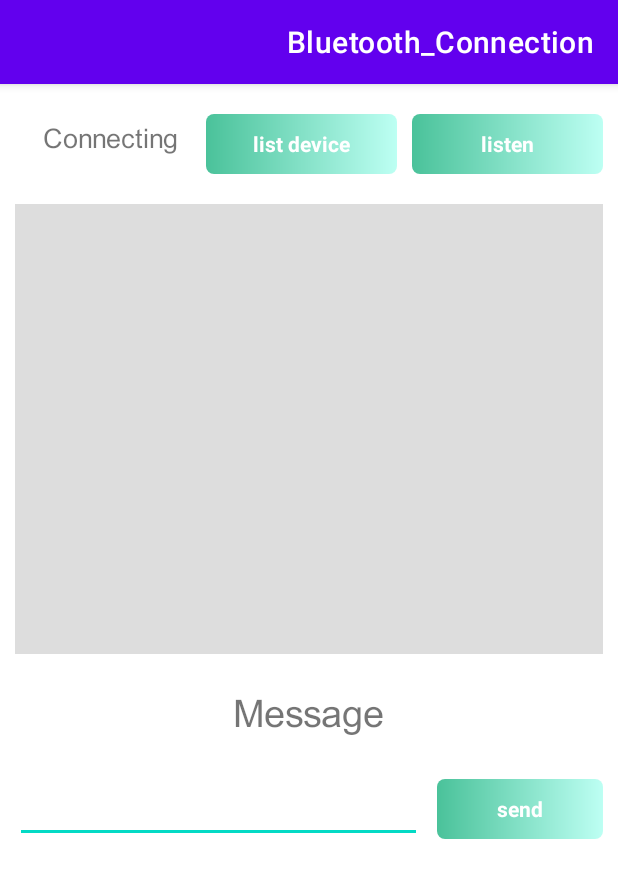
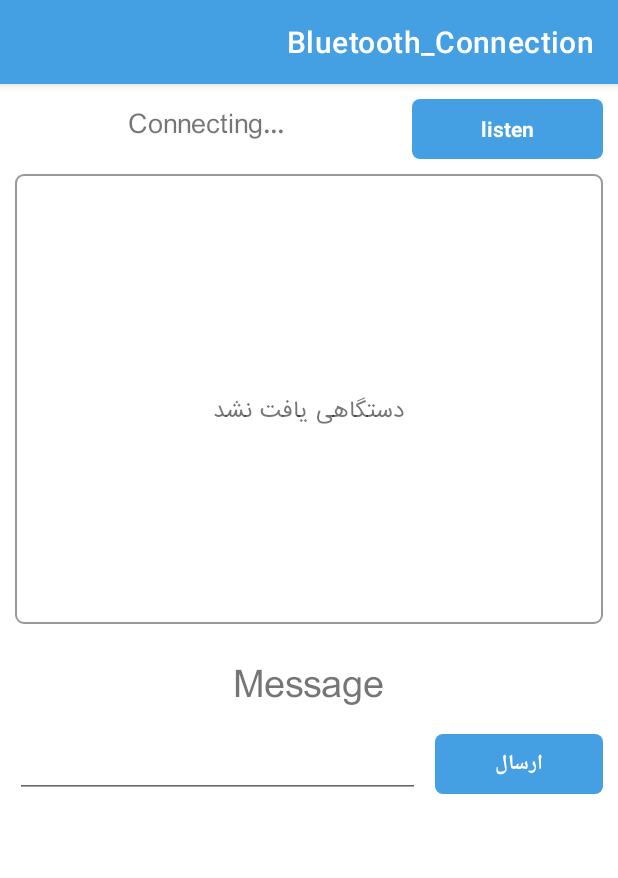
Before and after one commit to nahidab1998/BtConnection, an Android app: the screen it shows after launch (MainActivity), after a tap on "listen", on a phone screen of 412 x 824 dp. Shown: the top 878 px of the screen. Run offline under Robolectric (Android 15) with nearby library versions, the phone set to English and light mode, and no system bars.

Commit message:
fix error

```diff
--- a/app/src/main/java/com/example/bluetooth_connection/MainActivity.java
+++ b/app/src/main/java/com/example/bluetooth_connection/MainActivity.java
@@ -31,7 +31,7 @@ public class MainActivity extends AppCompatActivity {
 
     private TextView listen , send , listDevices ;
     private ListView listView;
-    private TextView msg_box , status;
+    private TextView msg_box , status , not_found;
     private EditText writeMsg ;
     private String string ,st_message;
 
@@ -68,13 +68,11 @@ public class MainActivity extends AppCompatActivity {
 
         implementListeners();
 
+
     }
 
-    private void implementListeners() {
+    private void listDevice() {
 
-        listDevices.setOnClickListener(new View.OnClickListener() {
-            @Override
-            public void onClick(View view) {
         Set<BluetoothDevice> bt=bluetoothAdapter.getBondedDevices();
         String[] strings=new String[bt.size()];
         btArray=new BluetoothDevice[bt.size()];
@@ -82,6 +80,8 @@ public class MainActivity extends AppCompatActivity {
 
         if( bt.size()>0)
         {
+            not_found.setVisibility(View.GONE);
+
             for(BluetoothDevice device : bt)
             {
                 btArray[index]= device;
@@ -90,154 +90,6 @@ public class MainActivity extends AppCompatActivity {
             }
             ArrayAdapter<String> arrayAdapter=new ArrayAdapter<String>(getApplicationContext(),android.R.layout.simple_list_item_1,strings);
             listView.setAdapter(arrayAdapter);
-                }
-            }
-        });
-
-        listen.setOnClickListener(new View.OnClickListener() {
-            @Override
-            public void onClick(View view) {
-                ServerClass serverClass=new ServerClass();
-                serverClass.start();
-            }
-        });
-
-        listView.setOnItemClickListener(new AdapterView.OnItemClickListener() {
-            @Override
-            public void onItemClick(AdapterView<?> adapterView, View view, int i, long l) {
-                ClientClass clientClass=new ClientClass(btArray[i]);
-                clientClass.start();
-
-                status.setText("Connecting");
-            }
-        });
-
-        send.setOnClickListener(new View.OnClickListener() {
-            @Override
-            public void onClick(View view) {
-
-                st_message = writeMsg.getText().toString();
-
-                if(TextUtils.isEmpty(st_message)){
-
-                    Toast.makeText(MainActivity.this, "پیغام خود را بنویسید", Toast.LENGTH_SHORT).show();
-
-                }else {
-                    string= String.valueOf(writeMsg.getText());
-                    sendReceive.write(string.getBytes());
-                }
-            }
-        });
-
-    }
-
-    Handler handler=new Handler(new Handler.Callback() {
-        @Override
-        public boolean handleMessage(Message msg) {
-
-            switch (msg.what)
-            {
-                case STATE_LISTENING:
-                    status.setText("Listening");
-                    break;
-                case STATE_CONNECTING:
-                    status.setText("Connecting");
-                    break;
-                case STATE_CONNECTED:
-                    status.setText("Connected");
-//                    status.setTextColor();
-                    break;
-                case STATE_CONNECTION_FAILED:
-                    status.setText("Connection Failed");
-                    break;
-                case STATE_MESSAGE_RECEIVED:
-                    byte[] readBuff= (byte[]) msg.obj;
-                    String tempMsg=new String(readBuff,0,msg.arg1);
-                    msg_box.setText(tempMsg);
-                    break;
-            }
-            return true;
-        }
-    });
-
-    private class ServerClass extends Thread
-    {
-        private BluetoothServerSocket serverSocket;
-
-        public ServerClass(){
-            try {
-                serverSocket=bluetoothAdapter.listenUsingRfcommWithServiceRecord(APP_NAME,MY_UUID);
-            } catch (IOException e) {
-                e.printStackTrace();
-            }
-        }
-
-        public void run()
-        {
-            BluetoothSocket socket=null;
-
-            while (socket==null)
-            {
-                try {
-                    Message message=Message.obtain();
-                    message.what=STATE_CONNECTING;
-                    handler.sendMessage(message);
-
-                    socket=serverSocket.accept();
-                } catch (IOException e) {
-                    e.printStackTrace();
-                    Message message=Message.obtain();
-                    message.what=STATE_CONNECTION_FAILED;
-                    handler.sendMessage(message);
-                }
-
-                if(socket!=null)
-                {
-                    Message message=Message.obtain();
-                    message.what=STATE_CONNECTED;
-                    handler.sendMessage(message);
-
-//                    sendReceive=new SendReceive(socket);
-//                    sendReceive.start();
-                    break;
-                }
-            }
-        }
-    }
-
-    private class ClientClass extends Thread
-    {
-        private BluetoothDevice device;
-        private BluetoothSocket socket;
-
-        public ClientClass (BluetoothDevice device1)
-        {
-            device=device1;
-
-            try {
-                socket=device.createRfcommSocketToServiceRecord(MY_UUID);
-            } catch (IOException e) {
-                e.printStackTrace();
-            }
-        }
-
-        public void run()
-        {
-            try {
-                socket.connect();
-                Message message=Message.obtain();
-                message.what=STATE_CONNECTED;
-                handler.sendMessage(message);
-
-                sendReceive=new SendReceive(socket);
-                sendReceive.start();
-
-            } catch (IOException e) {
-                e.printStackTrace();
-                Message message=Message.obtain();
-                message.what=STATE_CONNECTION_FAILED;
-                handler.sendMessage(message);
-            }
         }
     }
 
@@ -290,13 +142,200 @@ public class MainActivity extends AppCompatActivity {
         }
     }
 
+    private void implementListeners() {
+
+//        listDevices.setOnClickListener(new View.OnClickListener() {
+//            @Override
+//            public void onClick(View view) {
+//                Set<BluetoothDevice> bt=bluetoothAdapter.getBondedDevices();
+//                String[] strings=new String[bt.size()];
+//                btArray=new BluetoothDevice[bt.size()];
+//                int index=0;
+//
+//                if( bt.size()>0)
+//                {
+//                    for(BluetoothDevice device : bt)
+//                    {
+//                        btArray[index]= device;
+//                        strings[index]=device.getName();
+//                        index++;
+//                    }
+//                    ArrayAdapter<String> arrayAdapter=new ArrayAdapter<String>(getApplicationContext(),android.R.layout.simple_list_item_1,strings);
+//                    listView.setAdapter(arrayAdapter);
+//                }
+//            }
+//        });
+
+        listen.setOnClickListener(new View.OnClickListener() {
+            @Override
+            public void onClick(View view) {
+                ServerClass serverClass=new ServerClass();
+                serverClass.start();
+            }
+        });
+
+        listView.setOnItemClickListener(new AdapterView.OnItemClickListener() {
+            @Override
+            public void onItemClick(AdapterView<?> adapterView, View view, int i, long l) {
+                ClientClass clientClass=new ClientClass(btArray[i]);
+                clientClass.start();
+
+                status.setText("Connecting");
+            }
+        });
+
+        send.setOnClickListener(new View.OnClickListener() {
+            @Override
+            public void onClick(View view) {
+
+                st_message = writeMsg.getText().toString();
+
+                if(TextUtils.isEmpty(st_message)){
+
+                    Toast.makeText(MainActivity.this, "پیغام خود را بنویسید", Toast.LENGTH_SHORT).show();
+
+                }else {
+                    string= String.valueOf(writeMsg.getText());
+                    sendReceive.write(string.getBytes());
+                    writeMsg.setText("");
+                    Toast.makeText(MainActivity.this, "ارسال شد", Toast.LENGTH_SHORT).show();
+                }
+            }
+        });
+
+    }
+
+    Handler handler=new Handler(new Handler.Callback() {
+        @Override
+        public boolean handleMessage(Message msg) {
+
+            switch (msg.what)
+            {
+                case STATE_LISTENING:
+                    status.setText("Listening...");
+                    break;
+                case STATE_CONNECTING:
+                    status.setText("Connecting...");
+                    break;
+                case STATE_CONNECTED:
+                    status.setText("Connected");
+//                    if (status.getText().toString() == "Connected"){
+//
+//                        status.setTextColor(getResources().getColor(R.color.connected));
+//                    }
+                    break;
+                case STATE_CONNECTION_FAILED:
+                    status.setText("Connection Failed");
+//                    status.setTextColor(getResources().getColor(R.color.connection_failed));
+                    break;
+                case STATE_MESSAGE_RECEIVED:
+                    byte[] readBuff= (byte[]) msg.obj;
+                    String tempMsg=new String(readBuff,0,msg.arg1);
+                    msg_box.setText(tempMsg);
+                    break;
+            }
+            return true;
+        }
+    });
+
+    private class ServerClass extends Thread
+    {
+        private BluetoothServerSocket serverSocket;
+
+        public ServerClass(){
+            try {
+                serverSocket=bluetoothAdapter.listenUsingRfcommWithServiceRecord(APP_NAME,MY_UUID);
+            } catch (IOException e) {
+                e.printStackTrace();
+            }
+        }
+
+        public void run()
+        {
+            BluetoothSocket socket=null;
+
+            while (socket==null)
+            {
+                try {
+                    Message message=Message.obtain();
+                    message.what=STATE_CONNECTING;
+                    handler.sendMessage(message);
+
+                    socket=serverSocket.accept();
+                } catch (IOException e) {
+                    e.printStackTrace();
+                    Message message=Message.obtain();
+                    message.what=STATE_CONNECTION_FAILED;
+                    handler.sendMessage(message);
+                }
+
+                if(socket!=null)
+                {
+                    Message message=Message.obtain();
+                    message.what=STATE_CONNECTED;
+                    handler.sendMessage(message);
+
+                    sendReceive=new SendReceive(socket);
+                    sendReceive.start();
+                    break;
+                }
+            }
+        }
+    }
+
+    private class ClientClass extends Thread
+    {
+        private BluetoothDevice device;
+        private BluetoothSocket socket;
+
+        public ClientClass (BluetoothDevice device1)
+        {
+            device=device1;
+
+            try {
+                socket=device.createRfcommSocketToServiceRecord(MY_UUID);
+            } catch (IOException e) {
+                e.printStackTrace();
+            }
+        }
+
+        public void run()
+        {
+            try {
+                socket.connect();
+                Message message=Message.obtain();
+                message.what=STATE_CONNECTED;
+                handler.sendMessage(message);
+
+                sendReceive=new SendReceive(socket);
+                sendReceive.start();
+
+            } catch (IOException e) {
+                e.printStackTrace();
+                Message message=Message.obtain();
+                message.what=STATE_CONNECTION_FAILED;
+                handler.sendMessage(message);
+            }
+        }
+    }
+
+
+
+
     private void initId() {
         listen = findViewById(R.id.bt_listen);
         send = findViewById(R.id.bt_send);
-        listDevices = findViewById(R.id.bt_listdevice);
+//        listDevices = findViewById(R.id.bt_listdevice);
         listView = findViewById(R.id.listview_device);
         msg_box = findViewById(R.id.txt_message);
         status = findViewById(R.id.txt_status);
         writeMsg = findViewById(R.id.editxt_message);
+        not_found = findViewById(R.id.txt_not_found);
+    }
+
+    @Override
+    protected void onResume() {
+        super.onResume();
+        listDevice();
     }
 }
--- a/app/src/main/res/drawable/back_bt.xml
+++ b/app/src/main/res/drawable/back_bt.xml
@@ -5,7 +5,7 @@
         <shape android:shape="rectangle">
             <solid android:color="@color/white"/>
             <corners android:radius="5dp"/>
-            <gradient android:startColor="#4AC29A" android:endColor="#BDFFF3"/>
+            <solid android:color="@color/blue"/>
         </shape>
     </item>
 </ripple>
--- a/app/src/main/res/drawable/background_border.xml
+++ b/app/src/main/res/drawable/background_border.xml
@@ -3,8 +3,8 @@
 
     <item>
         <shape android:shape="rectangle">
-            <stroke android:width="1dp" android:color="@color/border"/>
-            <corners android:radius="10dp"/>
+            <stroke android:width="1dp" android:color="#999999"/>
+            <corners android:radius="5dp"/>
         </shape>
     </item>
 
--- a/app/src/main/res/layout/activity_main.xml
+++ b/app/src/main/res/layout/activity_main.xml
@@ -5,78 +5,98 @@
     android:layout_width="match_parent"
     android:layout_height="match_parent"
     android:paddingHorizontal="10dp"
-    android:paddingVertical="10dp"
+
     tools:context=".MainActivity"
     android:orientation="vertical">
 
 
-
     <LinearLayout
+        android:id="@+id/linearLayout2"
         android:layout_width="match_parent"
         android:layout_height="wrap_content"
+        android:layout_gravity="center"
+        android:gravity="center"
         android:orientation="horizontal"
-        android:layout_gravity="center"
         android:paddingVertical="10dp"
-        android:gravity="center"
-        android:layout_marginBottom="10dp"
         android:weightSum="3">
 
         <TextView
             android:id="@+id/bt_listen"
             android:layout_width="0dp"
+            android:layout_height="40dp"
             android:layout_marginLeft="10dp"
+            android:layout_weight="1"
+            android:background="@drawable/back_bt"
+            android:gravity="center"
             android:text="listen"
-            android:layout_weight="1"
             android:textColor="@color/white"
-            android:textStyle="bold"
-            android:gravity="center"
-            android:background="@drawable/back_bt"
-            android:layout_height="40dp"/>
+            android:textStyle="bold" />
 
-        <TextView
-            android:id="@+id/bt_listdevice"
-            android:layout_width="0dp"
-            android:layout_weight="1"
-            android:text="list device"
-            android:textColor="@color/white"
-            android:textStyle="bold"
-            android:gravity="center"
-            android:background="@drawable/back_bt"
-            android:layout_height="40dp"/>
+        <!--        <TextView-->
+        <!--            android:id="@+id/bt_listdevice"-->
+        <!--            android:layout_width="0dp"-->
+        <!--            android:layout_weight="1"-->
+        <!--            android:text="list device"-->
+        <!--            android:textColor="@color/white"-->
+        <!--            android:textStyle="bold"-->
+        <!--            android:gravity="center"-->
+        <!--            android:background="@drawable/back_bt"-->
+        <!--            android:layout_height="40dp"/>-->
 
         <TextView
             android:id="@+id/txt_status"
             android:layout_width="0dp"
             android:layout_height="wrap_content"
+            android:layout_gravity="center"
+            android:layout_weight="2"
+            android:fontFamily="@font/iran_sans"
+            android:gravity="center"
             android:text="status"
-            android:layout_gravity="center"
-            android:gravity="center"
-            android:textSize="18dp"
-            android:layout_weight="1"
-            android:fontFamily="@font/iran_sans"/>
+            android:textSize="18dp" />
 
     </LinearLayout>
 
-    <ListView
-        android:id="@+id/listview_device"
+
+    <RelativeLayout
+        android:id="@+id/relativeLayout"
         android:layout_width="match_parent"
-        android:layout_height="300dp"
-        android:layout_marginBottom="20dp"
-        android:background="#DDDDDD"/>
+        android:layout_height="wrap_content"
+        app:layout_constraintEnd_toEndOf="parent"
+        app:layout_constraintStart_toStartOf="parent"
+        app:layout_constraintTop_toBottomOf="@+id/linearLayout2">
+
+        <ListView
+            android:id="@+id/listview_device"
+            android:layout_width="match_parent"
+            android:layout_height="300dp"
+            android:layout_marginBottom="20dp"
+            android:background="@drawable/background_border" />
+
+        <TextView
+            android:id="@+id/txt_not_found"
+            android:layout_width="wrap_content"
+            android:layout_height="wrap_content"
+            android:layout_centerInParent="true"
+            android:fontFamily="@font/iran_sans"
+            android:text="دستگاهی یافت نشد" />
+
+    </RelativeLayout>
 
     <TextView
         android:id="@+id/txt_message"
         android:layout_width="wrap_content"
         android:layout_height="wrap_content"
+        android:layout_gravity="center_horizontal"
+        android:fontFamily="@font/iran_sans"
         android:text="Message"
+        android:textIsSelectable="true"
         android:textSize="25dp"
-        android:fontFamily="@font/iran_sans"
-        android:layout_gravity="center_horizontal"/>
+        />
 
     <LinearLayout
+        android:id="@+id/linearLayout"
         android:layout_width="match_parent"
         android:layout_height="wrap_content"
-        android:layout_marginTop="10dp"
         android:layout_gravity="center"
         android:gravity="center"
         android:orientation="horizontal">
@@ -84,20 +104,20 @@
         <TextView
             android:id="@+id/bt_send"
             android:layout_width="wrap_content"
+            android:layout_height="40dp"
             android:layout_marginLeft="10dp"
+            android:background="@drawable/back_bt"
+            android:gravity="center"
             android:paddingHorizontal="40dp"
-            android:gravity="center"
+            android:text="ارسال"
             android:textColor="@color/white"
-            android:layout_height="40dp"
-            android:textStyle="bold"
-            android:background="@drawable/back_bt"
-            android:text="send"/>
+            android:textStyle="bold" />
 
         <EditText
             android:id="@+id/editxt_message"
             android:layout_width="match_parent"
             android:layout_height="wrap_content"
-            android:inputType="text"/>
+            android:inputType="text" />
 
 
     </LinearLayout>
--- a/app/src/main/res/values/colors.xml
+++ b/app/src/main/res/values/colors.xml
@@ -7,4 +7,7 @@
     <color name="teal_700">#FF018786</color>
     <color name="black">#FF000000</color>
     <color name="white">#FFFFFFFF</color>
+    <color name="connected">#82d640</color>
+    <color name="connection_failed">#ff0103</color>
+    <color name="blue">#449fe3</color>
 </resources>
--- a/app/src/main/res/values/themes.xml
+++ b/app/src/main/res/values/themes.xml
@@ -2,12 +2,12 @@
     <!-- Base application theme. -->
     <style name="Theme.Bluetooth_Connection" parent="Theme.MaterialComponents.DayNight.DarkActionBar">
         <!-- Primary brand color. -->
-        <item name="colorPrimary">@color/purple_500</item>
-        <item name="colorPrimaryVariant">@color/purple_700</item>
+        <item name="colorPrimary">@color/blue</item>
+        <item name="colorPrimaryVariant">@color/blue</item>
         <item name="colorOnPrimary">@color/white</item>
         <!-- Secondary brand color. -->
-        <item name="colorSecondary">@color/teal_200</item>
-        <item name="colorSecondaryVariant">@color/teal_700</item>
+        <item name="colorSecondary">@color/blue</item>
+        <item name="colorSecondaryVariant">@color/blue</item>
         <item name="colorOnSecondary">@color/black</item>
         <!-- Status bar color. -->
         <item name="android:statusBarColor" tools:targetApi="l">?attr/colorPrimaryVariant</item>
```
Lines whose indentation alone changed are shown as unchanged.
